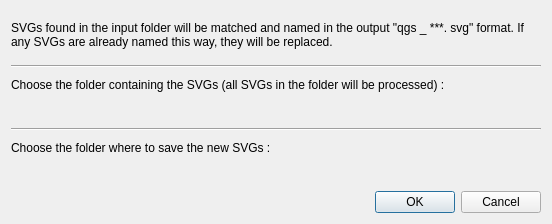
First picture: the form in custom_svg_dialog_base.ui, repository CyprienAn/CustomSVG, before the edit.
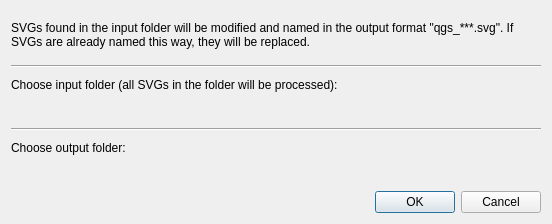
Second picture: the form after the edit. Custom widgets are drawn as their Qt base class.

Patch:
```diff
--- a/custom_svg_dialog_base.ui
+++ b/custom_svg_dialog_base.ui
@@ -19,7 +19,7 @@
      <item>
       <widget class="QLabel" name="lbl_descript">
        <property name="text">
-        <string>SVGs found in the input folder will be matched and named in the output &quot;qgs _ ***. svg&quot; format. If any SVGs are already named this way, they will be replaced.</string>
+        <string>SVGs found in the input folder will be modified and named in the output format &quot;qgs_***.svg&quot;. If SVGs are already named this way, they will be replaced.</string>
        </property>
        <property name="textFormat">
         <enum>Qt::AutoText</enum>
@@ -44,7 +44,7 @@
        <item>
         <widget class="QLabel" name="lbl_input">
          <property name="text">
-          <string>Choose the folder containing the SVGs (all SVGs in the folder will be processed) :</string>
+          <string>Choose input folder (all SVGs in the folder will be processed):</string>
          </property>
         </widget>
        </item>
@@ -75,7 +75,7 @@
           <locale language="English" country="UnitedStates"/>
          </property>
          <property name="text">
-          <string>Choose the folder where to save the new SVGs :</string>
+          <string>Choose output folder:</string>
          </property>
         </widget>
        </item>
```
